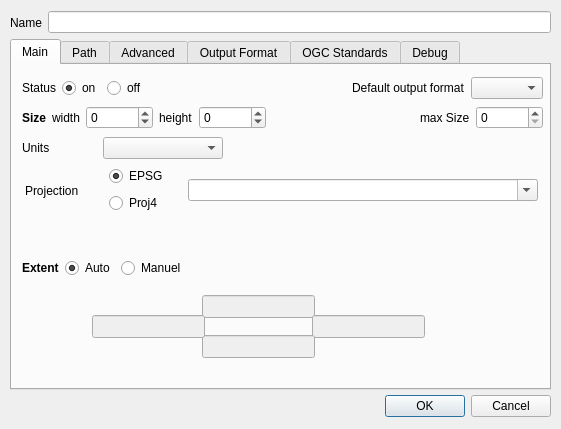
This is ui/mapSetting.ui in guardeivid/MapfileEditor as Qt 5 draws it before an edit. The edited form follows.
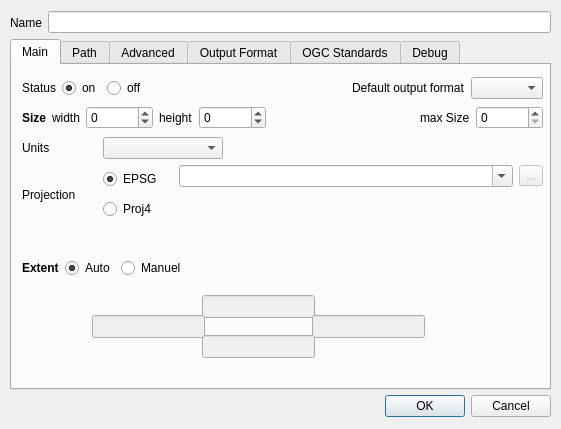
This is the edited form. Icons and pictures are not drawn. Custom widgets are drawn as their Qt base class.

Commit message: add link info for projection and double clc on mapStructure to open mapSetting

The edit to the form file:
```diff
--- a/ui/mapSetting.ui
+++ b/ui/mapSetting.ui
@@ -393,7 +393,7 @@
        <x>10</x>
        <y>100</y>
        <width>521</width>
-       <height>51</height>
+       <height>60</height>
       </rect>
      </property>
      <layout class="QHBoxLayout" name="projectionLayout">
@@ -492,10 +492,14 @@
        </layout>
       </item>
       <item>
+       <layout class="QVBoxLayout" name="verticalLayout_2">
+        <item>
+         <layout class="QHBoxLayout" name="horizontalLayout_30">
+          <item>
        <widget class="QComboBox" name="mf_map_projection">
         <property name="minimumSize">
          <size>
-          <width>350</width>
+              <width>300</width>
           <height>0</height>
          </size>
         </property>
@@ -512,6 +516,40 @@
          <bool>true</bool>
         </property>
        </widget>
+          </item>
+          <item>
+           <widget class="QToolButton" name="mf_map_projection_btlink">
+            <property name="enabled">
+             <bool>false</bool>
+            </property>
+            <property name="text">
+             <string>...</string>
+            </property>
+            <property name="icon">
+             <iconset>
+              <normaloff>../../../../../../../../../usr/share/icons/oxygen/16x16/actions/documentinfo.png</normaloff>../../../../../../../../../usr/share/icons/oxygen/16x16/actions/documentinfo.png</iconset>
+            </property>
+           </widget>
+          </item>
+         </layout>
+        </item>
+        <item>
+         <widget class="QLabel" name="mf_map_projection_info">
+          <property name="styleSheet">
+           <string notr="true"/>
+          </property>
+          <property name="text">
+           <string/>
+          </property>
+          <property name="textFormat">
+           <enum>Qt::LogText</enum>
+          </property>
+          <property name="margin">
+           <number>5</number>
+          </property>
+         </widget>
+        </item>
+       </layout>
       </item>
      </layout>
     </widget>
```
Left out of the diff: 2 changed lines with no effect on the pictures. Lines whose indentation alone changed are shown as unchanged. The commit also changes 3 other files.
